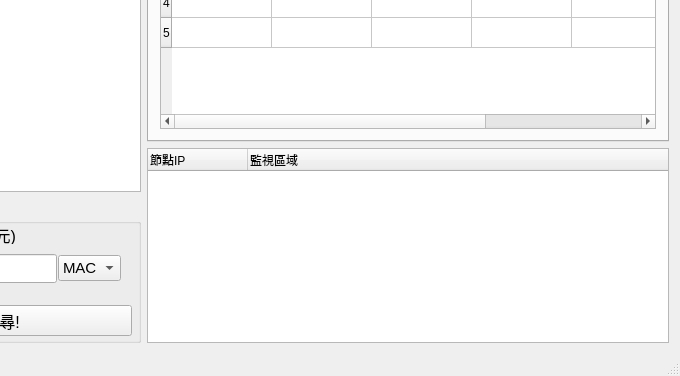
Before: the Qt Designer form ui/mainwindow.ui in GGORZ10227216/WIFI_tracker_MTK, drawn with Qt 5; both pictures show x 150 to 830 and y 235 to 611 of the 830 by 611 pixel window.
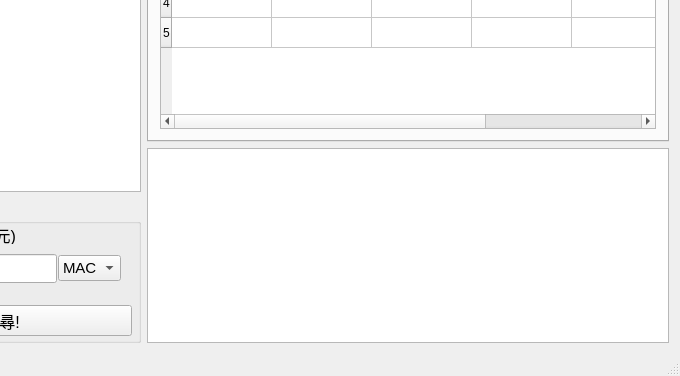
After: the same form once the commit is applied.

Commit message: 新增節點資訊View

```diff
--- a/ui/mainwindow.ui
+++ b/ui/mainwindow.ui
@@ -368,7 +368,7 @@
          </widget>
         </item>
         <item>
-         <widget class="QTreeWidget" name="treeWidget_2">
+         <widget class="QTreeView" name="treeView_2">
           <property name="minimumSize">
            <size>
             <width>520</width>
@@ -381,16 +381,6 @@
             <height>300</height>
            </size>
           </property>
-          <column>
-           <property name="text">
-            <string>節點IP</string>
-           </property>
-          </column>
-          <column>
-           <property name="text">
-            <string>監視區域</string>
-           </property>
-          </column>
          </widget>
         </item>
        </layout>
```
Left out of the diff: 2 changed lines with no effect on the pictures. The commit also changes 19 other files.
